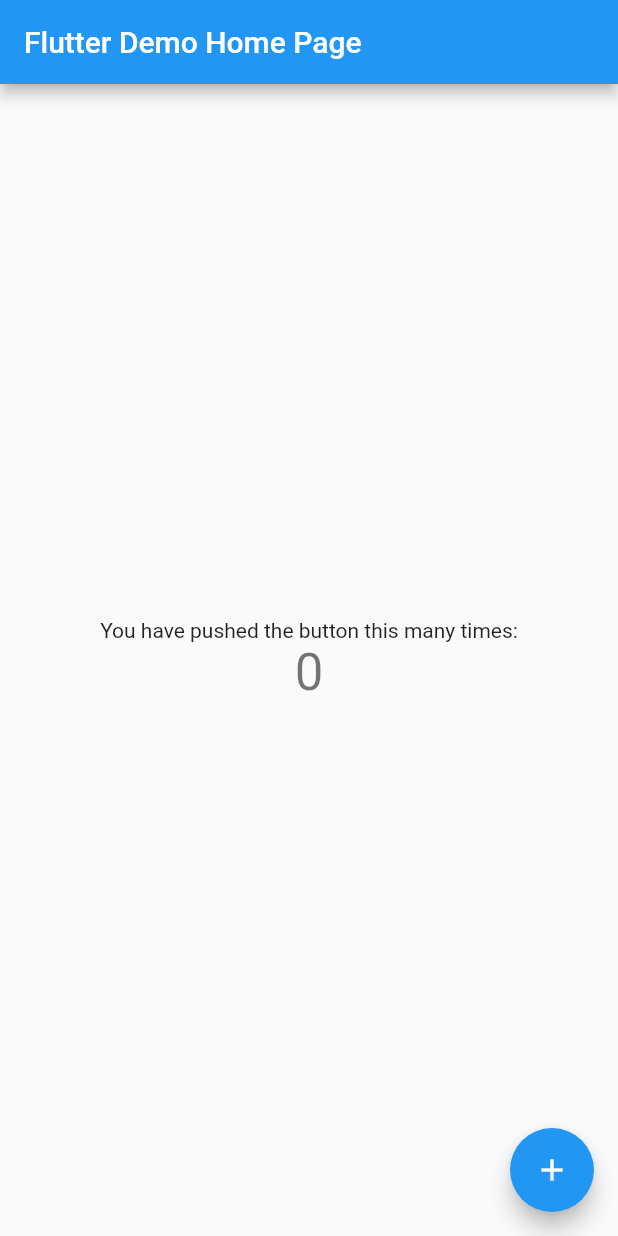
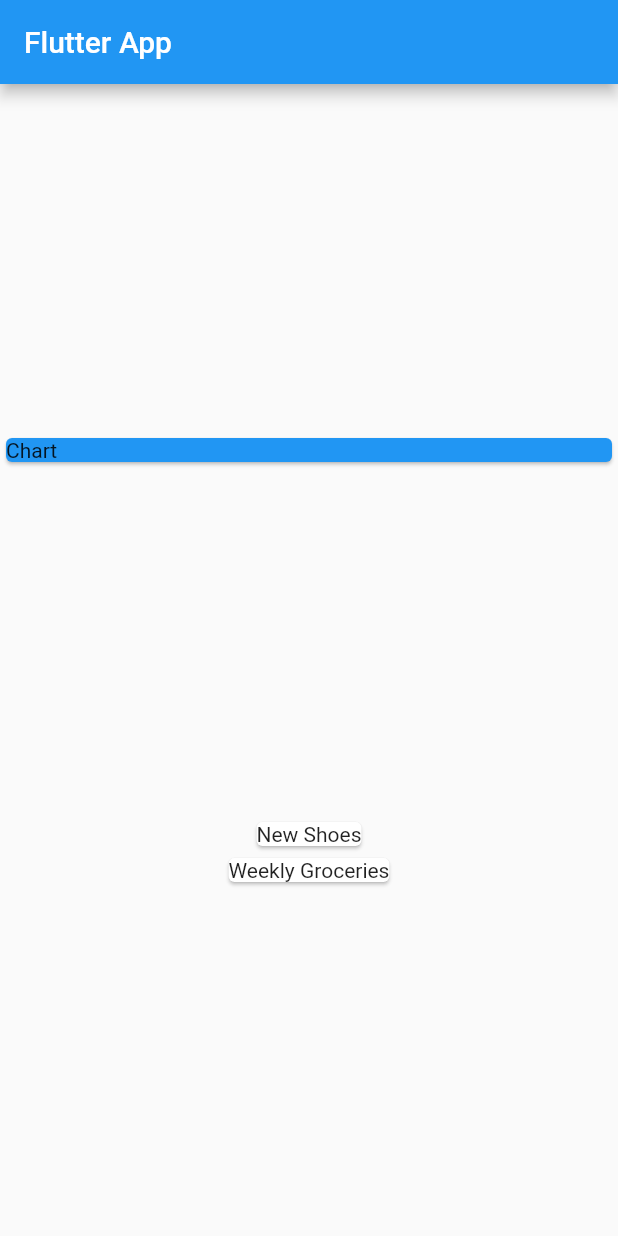
Before and after one commit to bkahan/udemy-flutter2020, a Flutter app: the screen it shows after launch, on a phone screen of 412 x 824 dp. Run offline on Flutter 3.47's test engine with Material 2 defaults, Android fonts, the phone set to English and light mode, and no system bars.

Commit message:
up to lecture 74

```diff
--- a/expense_app/lib/main.dart
+++ b/expense_app/lib/main.dart
@@ -1,111 +1,55 @@
 import 'package:flutter/material.dart';
+
+import './transaction.dart';
 
 void main() => runApp(MyApp());
 
 class MyApp extends StatelessWidget {
-  // This widget is the root of your application.
   @override
   Widget build(BuildContext context) {
     return MaterialApp(
-      title: 'Flutter Demo',
-      theme: ThemeData(
-        // This is the theme of your application.
-        //
-        // Try running your application with "flutter run". You'll see the
-        // application has a blue toolbar. Then, without quitting the app, try
-        // changing the primarySwatch below to Colors.green and then invoke
-        // "hot reload" (press "r" in the console where you ran "flutter run",
-        // or simply save your changes to "hot reload" in a Flutter IDE).
-        // Notice that the counter didn't reset back to zero; the application
-        // is not restarted.
-        primarySwatch: Colors.blue,
-      ),
-      home: MyHomePage(title: 'Flutter Demo Home Page'),
+      title: 'Flutter App',
+      home: MyHomePage(),
     );
   }
 }
 
-class MyHomePage extends StatefulWidget {
-  MyHomePage({Key key, this.title}) : super(key: key);
-
-  // This widget is the home page of your application. It is stateful, meaning
-  // that it has a State object (defined below) that contains fields that affect
-  // how it looks.
-
-  // This class is the configuration for the state. It holds the values (in this
-  // case the title) provided by the parent (in this case the App widget) and
-  // used by the build method of the State. Fields in a Widget subclass are
-  // always marked "final".
-
-  final String title;
-
-  @override
-  _MyHomePageState createState() => _MyHomePageState();
-}
-
-class _MyHomePageState extends State<MyHomePage> {
-  int _counter = 0;
-
-  void _incrementCounter() {
-    setState(() {
-      // This call to setState tells the Flutter framework that something has
-      // changed in this State, which causes it to rerun the build method below
-      // so that the display can reflect the updated values. If we changed
-      // _counter without calling setState(), then the build method would not be
-      // called again, and so nothing would appear to happen.
-      _counter++;
-    });
-  }
+class MyHomePage extends StatelessWidget {
+  final List<Transaction> transactions = [
+    Transaction(
+        id: "t1", title: "New Shoes", amount: 69.69, date: DateTime.now()),
+    Transaction(
+        id: "t2",
+        title: "Weekly Groceries",
+        amount: 17.54,
+        date: DateTime.now()),
+  ];
 
   @override
   Widget build(BuildContext context) {
-    // This method is rerun every time setState is called, for instance as done
-    // by the _incrementCounter method above.
-    //
-    // The Flutter framework has been optimized to make rerunning build methods
-    // fast, so that you can just rebuild anything that needs updating rather
-    // than having to individually change instances of widgets.
     return Scaffold(
-      appBar: AppBar(
-        // Here we take the value from the MyHomePage object that was created by
-        // the App.build method, and use it to set our appbar title.
-        title: Text(widget.title),
-      ),
-      body: Center(
-        // Center is a layout widget. It takes a single child and positions it
-        // in the middle of the parent.
-        child: Column(
-          // Column is also a layout widget. It takes a list of children and
-          // arranges them vertically. By default, it sizes itself to fit its
-          // children horizontally, and tries to be as tall as its parent.
-          //
-          // Invoke "debug painting" (press "p" in the console, choose the
-          // "Toggle Debug Paint" action from the Flutter Inspector in Android
-          // Studio, or the "Toggle Debug Paint" command in Visual Studio Code)
-          // to see the wireframe for each widget.
-          //
-          // Column has various properties to control how it sizes itself and
-          // how it positions its children. Here we use mainAxisAlignment to
-          // center the children vertically; the main axis here is the vertical
-          // axis because Columns are vertical (the cross axis would be
-          // horizontal).
-          mainAxisAlignment: MainAxisAlignment.center,
+        appBar: AppBar(
+          title: Text("Flutter App"),
+        ),
+        body: Column(
+          mainAxisAlignment: MainAxisAlignment.spaceEvenly,
+          crossAxisAlignment: CrossAxisAlignment.center,
           children: <Widget>[
-            Text(
-              'You have pushed the button this many times:',
+            Container(
+              width: double.infinity,
+              child: Card(
+                color: Colors.blue,
+                child: Container(child: Text('Chart')),
+              ),
             ),
-            Text(
-              '$_counter',
-              style: Theme.of(context).textTheme.display1,
-            ),
+            Column(
+              children: transactions.map((tx) {
+                return Card(
+                  child: Text(tx.title),
+                );
+              }).toList(),
+            )
           ],
-        ),
-      ),
-      floatingActionButton: FloatingActionButton(
-        onPressed: _incrementCounter,
-        tooltip: 'Increment',
-        child: Icon(Icons.add),
-      ), // This trailing comma makes auto-formatting nicer for build methods.
-    );
+        ));
   }
 }
--- /dev/null
+++ b/expense_app/lib/transaction.dart
@@ -0,0 +1,14 @@
+import 'package:flutter/foundation.dart';
+
+class Transaction {
+  final String id;
+  final String title;
+  final double amount;
+  final DateTime date;
+
+  Transaction({
+    @required this.id,
+    @required this.title,
+    @required this.amount,
+    @required this.date});
+}
```
